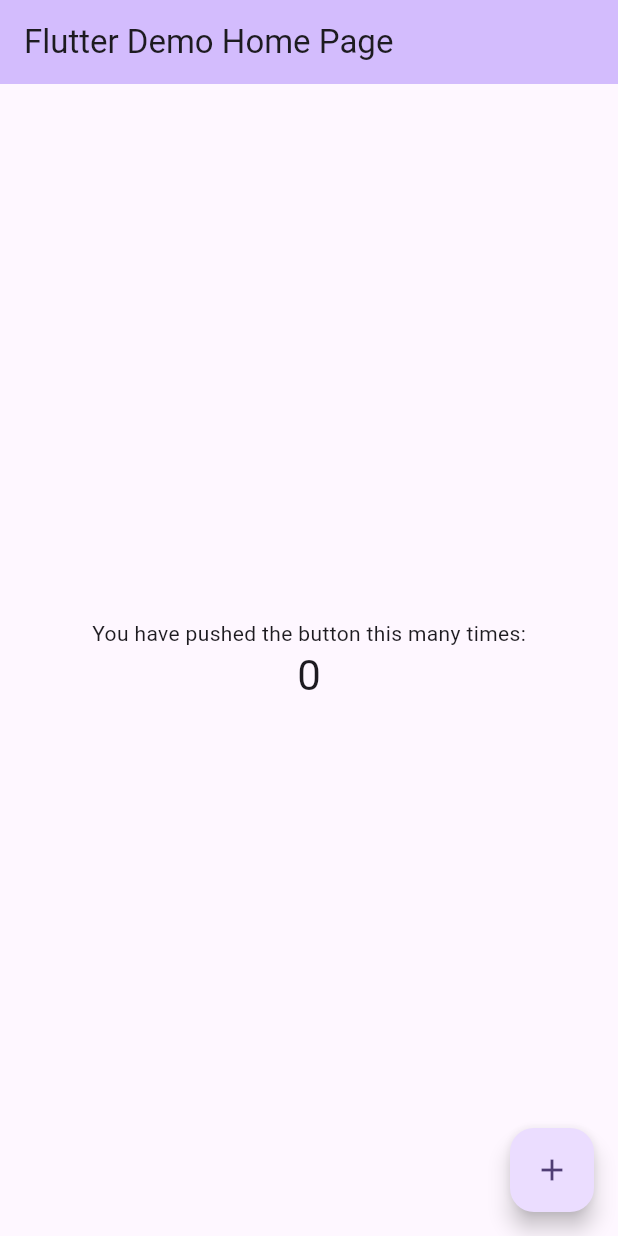
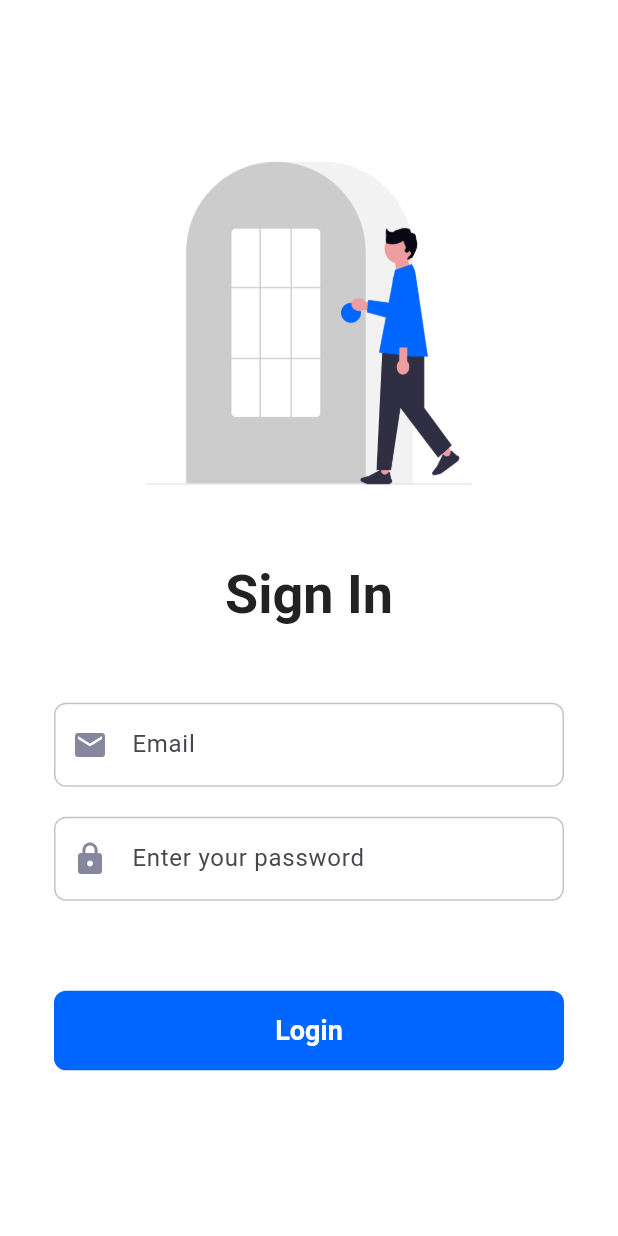
Before and after one commit to Kantaponruj/loyalty_app, a Flutter app: the screen it shows after launch, on a phone screen of 412 x 824 dp. Run offline on Flutter 3.47's test engine with Material 3 defaults, Android fonts, the phone set to English and light mode, and no system bars; our stand-ins replace google_fonts; accounts and stored records are empty.

Commit message:
feat: add login flow

```diff
--- a/lib/main.dart
+++ b/lib/main.dart
@@ -1,4 +1,9 @@
 import 'package:flutter/material.dart';
+import 'package:loyalty_app/viewmodels/auth_viewmodel.dart';
+import 'package:loyalty_app/views/home_page.dart';
+import 'package:loyalty_app/views/login_page.dart';
+import 'package:loyalty_app/views/utils/themes/app_theme.dart';
+import 'package:provider/provider.dart';
 
 void main() {
   runApp(const MyApp());
@@ -7,116 +12,26 @@ void main() {
 class MyApp extends StatelessWidget {
   const MyApp({super.key});
 
-  // This widget is the root of your application.
   @override
   Widget build(BuildContext context) {
-    return MaterialApp(
-      title: 'Flutter Demo',
-      theme: ThemeData(
-        // This is the theme of your application.
-        //
-        // TRY THIS: Try running your application with "flutter run". You'll see
-        // the application has a purple toolbar. Then, without quitting the app,
-        // try changing the seedColor in the colorScheme below to Colors.green
-        // and then invoke "hot reload" (save your changes or press the "hot
-        // reload" button in a Flutter-supported IDE, or press "r" if you used
-        // the command line to start the app).
-        //
-        // Notice that the counter didn't reset back to zero; the application
-        // state is not lost during the reload. To reset the state, use hot
-        // restart instead.
-        //
-        // This works for code too, not just values: Most code changes can be
-        // tested with just a hot reload.
-        colorScheme: ColorScheme.fromSeed(seedColor: Colors.deepPurple),
+    return MultiProvider(
+      providers: [ChangeNotifierProvider(create: (_) => AuthViewModel())],
+      child: MaterialApp(
+        title: 'Loyalty Demo App',
+        debugShowCheckedModeBanner: false,
+        theme: appTheme,
+        home: Consumer<AuthViewModel>(
+          builder: (context, authViewModel, child) {
+            // Check if a user is currently logged in.
+            if (authViewModel.isAuthenticated) {
+              return const HomePage();
+            } else {
+              return const LoginPage();
+            }
+          },
+        ),
+        routes: {'/login': (context) => const LoginPage()},
       ),
-      home: const MyHomePage(title: 'Flutter Demo Home Page'),
     );
   }
 }
-
-class MyHomePage extends StatefulWidget {
-  const MyHomePage({super.key, required this.title});
-
-  // This widget is the home page of your application. It is stateful, meaning
-  // that it has a State object (defined below) that contains fields that affect
-  // how it looks.
-
-  // This class is the configuration for the state. It holds the values (in this
-  // case the title) provided by the parent (in this case the App widget) and
-  // used by the build method of the State. Fields in a Widget subclass are
-  // always marked "final".
-
-  final String title;
-
-  @override
-  State<MyHomePage> createState() => _MyHomePageState();
-}
-
-class _MyHomePageState extends State<MyHomePage> {
-  int _counter = 0;
-
-  void _incrementCounter() {
-    setState(() {
-      // This call to setState tells the Flutter framework that something has
-      // changed in this State, which causes it to rerun the build method below
-      // so that the display can reflect the updated values. If we changed
-      // _counter without calling setState(), then the build method would not be
-      // called again, and so nothing would appear to happen.
-      _counter++;
-    });
-  }
-
-  @override
-  Widget build(BuildContext context) {
-    // This method is rerun every time setState is called, for instance as done
-    // by the _incrementCounter method above.
-    //
-    // The Flutter framework has been optimized to make rerunning build methods
-    // fast, so that you can just rebuild anything that needs updating rather
-    // than having to individually change instances of widgets.
-    return Scaffold(
-      appBar: AppBar(
-        // TRY THIS: Try changing the color here to a specific color (to
-        // Colors.amber, perhaps?) and trigger a hot reload to see the AppBar
-        // change color while the other colors stay the same.
-        backgroundColor: Theme.of(context).colorScheme.inversePrimary,
-        // Here we take the value from the MyHomePage object that was created by
-        // the App.build method, and use it to set our appbar title.
-        title: Text(widget.title),
-      ),
-      body: Center(
-        // Center is a layout widget. It takes a single child and positions it
-        // in the middle of the parent.
-        child: Column(
-          // Column is also a layout widget. It takes a list of children and
-          // arranges them vertically. By default, it sizes itself to fit its
-          // children horizontally, and tries to be as tall as its parent.
-          //
-          // Column has various properties to control how it sizes itself and
-          // how it positions its children. Here we use mainAxisAlignment to
-          // center the children vertically; the main axis here is the vertical
-          // axis because Columns are vertical (the cross axis would be
-          // horizontal).
-          //
-          // TRY THIS: Invoke "debug painting" (choose the "Toggle Debug Paint"
-          // action in the IDE, or press "p" in the console), to see the
-          // wireframe for each widget.
-          mainAxisAlignment: MainAxisAlignment.center,
-          children: <Widget>[
-            const Text('You have pushed the button this many times:'),
-            Text(
-              '$_counter',
-              style: Theme.of(context).textTheme.headlineMedium,
-            ),
-          ],
-        ),
-      ),
-      floatingActionButton: FloatingActionButton(
-        onPressed: _incrementCounter,
-        tooltip: 'Increment',
-        child: const Icon(Icons.add),
-      ), // This trailing comma makes auto-formatting nicer for build methods.
-    );
-  }
-}
--- /dev/null
+++ b/lib/models/user.dart
@@ -0,0 +1,7 @@
+class User {
+  final String id;
+  final String email;
+  final String? name;
+
+  User({required this.id, required this.email, this.name});
+}
--- /dev/null
+++ b/lib/services/auth_service.dart
@@ -0,0 +1,23 @@
+import 'package:loyalty_app/models/user.dart';
+
+class AuthService {
+  final List<User> _users = [
+    User(id: 'User1', name: 'Smile Challenge', email: 'smile@smilefokus.com'),
+    User(id: 'User2', name: 'John Doe', email: 'john@doe.com'),
+    User(id: 'User3', name: 'Jane Smith', email: 'jane@smith.com'),
+  ];
+
+  Future<User?> login(String email, String password) async {
+    await Future.delayed(const Duration(seconds: 2));
+
+    // final user = _users.firstWhere(
+    //   (u) => u.email == email && password == '11111111',
+    //   orElse: () => throw Exception('Invalid credentials'),
+    // );
+    return User(id: 'User1', name: 'Smile Challenge', email: 'john@doe.com');
+  }
+
+  Future<void> logout() async {
+    await Future.delayed(const Duration(seconds: 1));
+  }
+}
--- /dev/null
+++ b/lib/viewmodels/auth_viewmodel.dart
@@ -0,0 +1,48 @@
+import 'package:flutter/material.dart';
+import 'package:loyalty_app/models/user.dart';
+import 'package:loyalty_app/services/auth_service.dart';
+
+class AuthViewModel extends ChangeNotifier {
+  final AuthService _authService = AuthService();
+  User? _currentUser;
+  bool _isLoading = false;
+  String? _errorMessage;
+
+  User? get currentUser => _currentUser;
+  bool get isAuthenticated => _currentUser != null;
+  bool get isLoading => _isLoading;
+  String? get errorMessage => _errorMessage;
+
+  Future<void> login(String email, String password) async {
+    _isLoading = true;
+    _errorMessage = null;
+    notifyListeners();
+
+    try {
+      _currentUser = await _authService.login(email, password);
+      _errorMessage = null;
+    } catch (e) {
+      _errorMessage = e.toString().replaceFirst('Exception: ', '');
+      _currentUser = null;
+    } finally {
+      _isLoading = false;
+      notifyListeners();
+    }
+  }
+
+  Future<void> logout() async {
+    _isLoading = true;
+    notifyListeners();
+
+    try {
+      await _authService.logout();
+      _currentUser = null;
+      _errorMessage = null;
+    } catch (e) {
+      _errorMessage = 'Logout failed: ${e.toString()}';
+    } finally {
+      _isLoading = false;
+      notifyListeners();
+    }
+  }
+}
--- /dev/null
+++ b/lib/views/login_page.dart
@@ -0,0 +1,106 @@
+import 'package:flutter/material.dart';
+import 'package:loyalty_app/viewmodels/auth_viewmodel.dart';
+import 'package:loyalty_app/views/widgets/button_widget.dart';
+import 'package:loyalty_app/views/widgets/text_field_widget.dart';
+import 'package:provider/provider.dart';
+
+class LoginPage extends StatefulWidget {
+  const LoginPage({super.key});
+
+  @override
+  State<LoginPage> createState() => _LoginPageState();
+}
+
+class _LoginPageState extends State<LoginPage> {
+  final TextEditingController _emailController = TextEditingController();
+  final TextEditingController _passwordController = TextEditingController();
+
+  @override
+  void dispose() {
+    _emailController.dispose();
+    _passwordController.dispose();
+    super.dispose();
+  }
+
+  @override
+  Widget build(BuildContext context) {
+    final navigate = Navigator.of(context);
+
+    return Scaffold(
+      body: Center(
+        child: SingleChildScrollView(
+          padding: const EdgeInsets.all(36.0),
+          child: Consumer<AuthViewModel>(
+            builder: (context, authViewModel, child) {
+              return Column(
+                mainAxisAlignment: MainAxisAlignment.center,
+                crossAxisAlignment: CrossAxisAlignment.center,
+                children: <Widget>[
+                  Padding(
+                    padding: const EdgeInsets.only(bottom: 32.0),
+                    child: SizedBox(
+                      height: 250,
+                      child: Image.asset(
+                        'assets/images/undraw_login.png',
+                        fit: BoxFit.contain,
+                      ),
+                    ),
+                  ),
+
+                  Text(
+                    'Sign In',
+                    style: Theme.of(context).textTheme.headlineMedium,
+                  ),
+                  const SizedBox(height: 40),
+
+                  // Email Input
+                  TextFormFieldWidget(
+                    controller: _emailController,
+                    hintText: 'Email',
+                    prefixIcon: Icons.email,
+                    keyboardType: TextInputType.emailAddress,
+                  ),
+                  const SizedBox(height: 10),
+
+                  // Password Input
+                  TextFormFieldWidget(
+                    controller: _passwordController,
+                    prefixIcon: Icons.lock,
+                    hintText: 'Enter your password',
+                  ),
+
+                  const SizedBox(height: 60),
+
+                  // Login Button
+                  ButtonWidgte(
+                    text: 'Login',
+                    isLoading: authViewModel.isLoading,
+                    onPressed: () async {
+                      await authViewModel.login(
+                        _emailController.text,
+                        _passwordController.text,
+                      );
+                      if (authViewModel.isAuthenticated) {
+                        // If authenticated, navigate to the home page
+                        navigate.pushReplacementNamed('/home');
+                      }
+                    },
+                  ),
+                  const SizedBox(height: 20),
+
+                  // Error Message
+                  if (authViewModel.errorMessage != null)
+                    Text(
+                      authViewModel.errorMessage!,
+                      style: const TextStyle(color: Colors.red, fontSize: 14),
+                      textAlign: TextAlign.center,
+                    ),
+                ],
+              );
+            },
+          ),
+        ),
+      ),
+    );
+  }
+}
--- /dev/null
+++ b/lib/views/utils/themes/app_theme.dart
@@ -0,0 +1,63 @@
+import 'package:flutter/material.dart';
+import 'package:google_fonts/google_fonts.dart';
+import 'package:loyalty_app/views/utils/themes/color.dart';
+
+final ThemeData appTheme = ThemeData(
+  useMaterial3: true,
+  primaryColor: AppColors.primaryColor,
+  scaffoldBackgroundColor: AppColors.backgroundColor,
+  visualDensity: VisualDensity.adaptivePlatformDensity,
+  fontFamily: GoogleFonts.ibmPlexSansThai().fontFamily,
+  textTheme: const TextTheme(
+    headlineMedium: TextStyle(
+      fontSize: 36,
+      fontWeight: FontWeight.bold,
+      color: AppColors.primaryTextColor,
+    ),
+    titleMedium: TextStyle(
+      fontSize: 20,
+      fontWeight: FontWeight.w600,
+      color: AppColors.primaryTextColor,
+    ),
+    bodyMedium: TextStyle(fontSize: 16, color: AppColors.primaryTextColor),
+  ),
+  appBarTheme: const AppBarTheme(
+    backgroundColor: AppColors.primaryColor,
+    foregroundColor: Colors.white,
+    elevation: 4,
+  ),
+  inputDecorationTheme: InputDecorationTheme(
+    border: OutlineInputBorder(
+      borderRadius: BorderRadius.circular(8),
+      borderSide: const BorderSide(color: AppColors.primaryColor, width: 2.0),
+    ),
+    focusedBorder: OutlineInputBorder(
+      borderRadius: BorderRadius.circular(8),
+      borderSide: const BorderSide(color: AppColors.primaryColor, width: 2.0),
+    ),
+    enabledBorder: OutlineInputBorder(
+      borderRadius: BorderRadius.circular(8),
+      borderSide: BorderSide(
+        color: AppColors.greyColor.withValues(alpha: 0.5),
+        width: 1.0,
+      ),
+    ),
+    prefixIconColor: AppColors.greyColor,
+    filled: false,
+    contentPadding: const EdgeInsets.symmetric(
+      vertical: 16.0,
+      horizontal: 20.0,
+    ),
+  ),
+  elevatedButtonTheme: ElevatedButtonThemeData(
+    style: ElevatedButton.styleFrom(
+      backgroundColor: AppColors.primaryColor,
+      foregroundColor: AppColors.whiteColor,
+      padding: const EdgeInsets.symmetric(horizontal: 30, vertical: 25),
+      shape: RoundedRectangleBorder(borderRadius: BorderRadius.circular(8)),
+      elevation: 0,
+      minimumSize: const Size(double.infinity, 50),
+      textStyle: const TextStyle(fontSize: 18, fontWeight: FontWeight.bold),
+    ),
+  ),
+);
--- /dev/null
+++ b/lib/views/utils/themes/color.dart
@@ -0,0 +1,14 @@
+import 'package:flutter/material.dart';
+
+class AppColors {
+  static const Color primaryColor = Color(0xFF0165FF);
+  static const Color secondaryColor = Color(0xFFBBCDE5);
+
+  static const Color whiteColor = Color(0xFFFFFFFF);
+  static const Color greyColor = Color(0xFF86879E);
+  static const Color blackColor = Color(0xFF000000);
+
+  static const Color backgroundColor = Color(0xFFFFFFFF);
+
+  static const Color primaryTextColor = Color(0xFF222222);
+}
--- /dev/null
+++ b/lib/views/widgets/button_widget.dart
@@ -0,0 +1,32 @@
+import 'package:flutter/material.dart';
+import 'package:loyalty_app/views/utils/themes/color.dart';
+
+class ButtonWidgte extends StatelessWidget {
+  final String text;
+  final VoidCallback? onPressed;
+  final bool isLoading;
+
+  const ButtonWidgte({
+    super.key,
+    required this.text,
+    this.onPressed,
+    this.isLoading = false,
+  });
+
+  @override
+  Widget build(BuildContext context) {
+    return ElevatedButton(
+      onPressed: onPressed,
+      style: ElevatedButton.styleFrom(
+        padding: const EdgeInsets.symmetric(horizontal: 30, vertical: 16),
+      ),
+      child: isLoading
+          ? SizedBox(
+              width: 18,
+              height: 18,
+              child: CircularProgressIndicator(color: AppColors.whiteColor),
+            )
+          : Text(text),
+    );
+  }
+}
--- /dev/null
+++ b/lib/views/widgets/text_field_widget.dart
@@ -0,0 +1,46 @@
+import 'package:flutter/material.dart';
+
+class TextFormFieldWidget extends StatelessWidget {
+  final TextEditingController? controller;
+  final String? labelText;
+  final String? hintText;
+  final TextInputType? keyboardType;
+  final IconData? prefixIcon;
+
+  const TextFormFieldWidget({
+    super.key,
+    this.controller,
+    this.labelText,
+    this.hintText,
+    this.keyboardType,
+    this.prefixIcon,
+  });
+
+  @override
+  Widget build(BuildContext context) {
+    return Column(
+      crossAxisAlignment: CrossAxisAlignment.start,
+      children: [
+        (labelText != null && labelText!.isNotEmpty)
+            ? Text(
+                labelText ?? '',
+                style: Theme.of(context).textTheme.titleMedium,
+              )
+            : const SizedBox.shrink(),
+        const SizedBox(height: 10),
+        TextFormField(
+          controller: controller,
+          keyboardType: keyboardType,
+          decoration: InputDecoration(
+            hintText: hintText,
+            prefixIcon: prefixIcon != null ? Icon(prefixIcon) : null,
+          ),
+          onTapOutside: (event) => FocusScope.of(context).unfocus(),
+          validator: (value) => value == null || value.isEmpty
+              ? 'This field cannot be empty'
+              : null,
+        ),
+      ],
+    );
+  }
+}
```
Also changed, not shown: pubspec.yaml (+5 -5 lines), assets/images/undraw_login.png (added).
